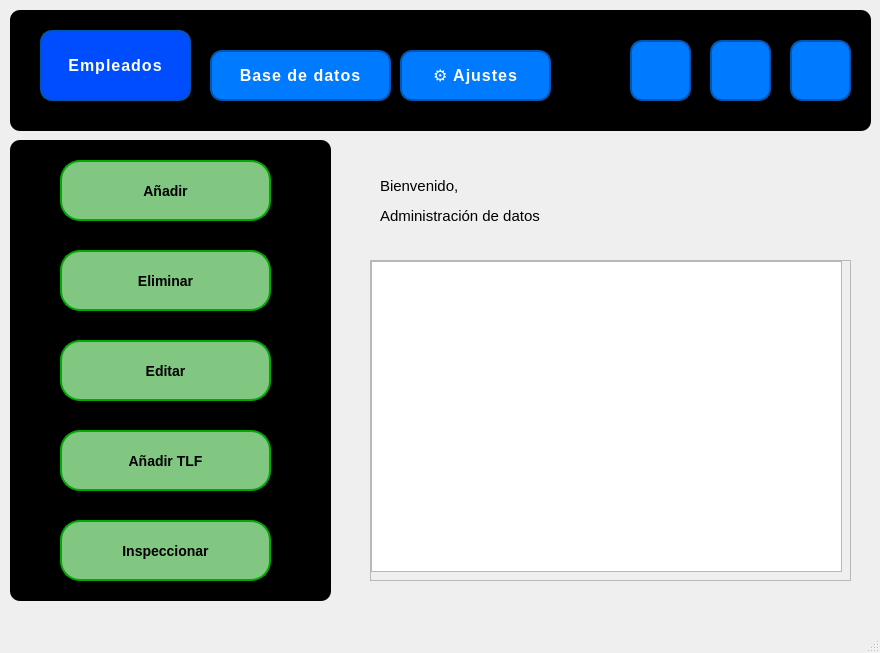
This is main.ui in julinavas14/trabajo_programacion_sql as Qt 5 draws it before an edit. The edited form follows.
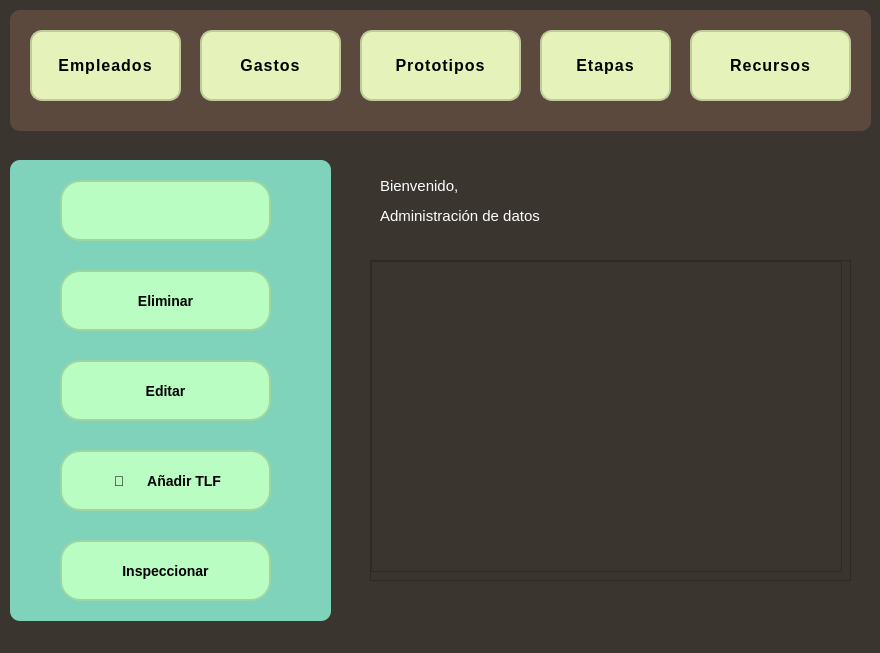
This is the edited form. Icons and pictures are not drawn.

Commit message: agrego carpeta de imagenes

What changed in the file:
```diff
--- a/main.ui
+++ b/main.ui
@@ -14,7 +14,7 @@
    <string>MainWindow</string>
   </property>
   <property name="styleSheet">
-   <string notr="true"/>
+   <string notr="true">background-color: rgb(58, 53, 47);</string>
   </property>
   <property name="labelUsuario" stdset="0">
    <string/>
@@ -37,7 +37,8 @@
     </property>
     <property name="styleSheet">
      <string notr="true">font: 15px;
-font-family: 'Open Sans', Arial, sans-serif;</string>
+font-family: 'Open Sans', Arial, sans-serif;
+color: white</string>
     </property>
     <property name="text">
      <string>Administración de datos</string>
@@ -54,14 +55,13 @@
     </property>
     <property name="styleSheet">
      <string notr="true">QFrame{
-background-color: rgb(0, 0, 0);
+background-color: rgb(92, 73, 61);
 border-radius: 10px;
 }
 
 QPushButton {
-    background-color: #007BFF;
-    color: white;
-    border: 2px solid #0056b3;
+    background-color: #e5f3ba;
+    border: 2px solid rgb(192, 203, 155);
     border-radius: 12px;
     padding: 12px 20px;
     font-family: 'Open Sans', Arial, sans-serif;
@@ -91,112 +91,81 @@
     <widget class="QPushButton" name="pushButton">
      <property name="geometry">
       <rect>
-       <x>30</x>
+       <x>20</x>
        <y>20</y>
        <width>151</width>
        <height>71</height>
       </rect>
      </property>
      <property name="styleSheet">
-      <string notr="true">background-color: rgb(0, 76, 255);</string>
+      <string notr="true"/>
      </property>
      <property name="text">
       <string>Empleados</string>
      </property>
     </widget>
-    <widget class="QPushButton" name="pushButton_2">
-     <property name="geometry">
-      <rect>
-       <x>780</x>
-       <y>30</y>
-       <width>61</width>
-       <height>61</height>
-      </rect>
-     </property>
-     <property name="text">
-      <string/>
-     </property>
-     <property name="icon">
-      <iconset>
-       <normaloff>../Downloads/icone-x-noir.png</normaloff>../Downloads/icone-x-noir.png</iconset>
-     </property>
-     <property name="iconSize">
-      <size>
-       <width>100</width>
-       <height>40</height>
-      </size>
-     </property>
-    </widget>
-    <widget class="QPushButton" name="pushButton_3">
-     <property name="geometry">
-      <rect>
-       <x>700</x>
-       <y>30</y>
-       <width>61</width>
-       <height>61</height>
-      </rect>
-     </property>
-     <property name="text">
-      <string/>
-     </property>
-     <property name="icon">
-      <iconset>
-       <normaloff>../Downloads/159699.png</normaloff>../Downloads/159699.png</iconset>
-     </property>
-     <property name="iconSize">
-      <size>
-       <width>100</width>
-       <height>50</height>
-      </size>
-     </property>
-    </widget>
-    <widget class="QPushButton" name="pushButton_4">
-     <property name="geometry">
-      <rect>
-       <x>620</x>
-       <y>30</y>
-       <width>61</width>
-       <height>61</height>
-      </rect>
-     </property>
-     <property name="text">
-      <string/>
-     </property>
-     <property name="icon">
-      <iconset>
-       <normaloff>../Downloads/icone-trait-noir.png</normaloff>../Downloads/icone-trait-noir.png</iconset>
-     </property>
-     <property name="iconSize">
-      <size>
-       <width>100</width>
-       <height>50</height>
-      </size>
-     </property>
-    </widget>
     <widget class="QPushButton" name="addbasededatos">
      <property name="geometry">
       <rect>
-       <x>200</x>
-       <y>40</y>
-       <width>181</width>
-       <height>51</height>
+       <x>190</x>
+       <y>20</y>
+       <width>141</width>
+       <height>71</height>
       </rect>
      </property>
+     <property name="styleSheet">
+      <string notr="true"/>
+     </property>
      <property name="text">
-      <string>Base de datos</string>
+      <string>Gastos</string>
      </property>
     </widget>
     <widget class="QPushButton" name="addajustes">
      <property name="geometry">
       <rect>
-       <x>390</x>
-       <y>40</y>
-       <width>151</width>
-       <height>51</height>
+       <x>350</x>
+       <y>20</y>
+       <width>161</width>
+       <height>71</height>
       </rect>
      </property>
+     <property name="styleSheet">
+      <string notr="true"/>
+     </property>
      <property name="text">
-      <string>⚙️ Ajustes</string>
+      <string>Prototipos</string>
+     </property>
+    </widget>
+    <widget class="QPushButton" name="addbasededatos_3">
+     <property name="geometry">
+      <rect>
+       <x>530</x>
+       <y>20</y>
+       <width>131</width>
+       <height>71</height>
+      </rect>
+     </property>
+     <property name="styleSheet">
+      <string notr="true"/>
+     </property>
+     <property name="text">
+      <string>Etapas</string>
+     </property>
+    </widget>
+    <widget class="QPushButton" name="addbasededatos_4">
+     <property name="geometry">
+      <rect>
+       <x>680</x>
+       <y>20</y>
+       <width>161</width>
+       <height>71</height>
+      </rect>
+     </property>
+     <property name="styleSheet">
+      <string notr="true"/>
+     </property>
+     <property name="text">
+      <string>Recursos</string>
      </property>
     </widget>
    </widget>
@@ -211,7 +180,8 @@
     </property>
     <property name="styleSheet">
      <string notr="true">font: 15px;
-font-family: 'Open Sans', Arial, sans-serif;</string>
+font-family: 'Open Sans', Arial, sans-serif;
+color: white</string>
     </property>
     <property name="text">
      <string>Bienvenido,</string>
@@ -221,24 +191,24 @@
     <property name="geometry">
      <rect>
       <x>10</x>
-      <y>140</y>
+      <y>160</y>
       <width>321</width>
       <height>461</height>
      </rect>
     </property>
     <property name="styleSheet">
      <string notr="true">QFrame{
-background-color: rgb(0, 0, 0);
+background-color: #80d3bb;
 border-radius: 10px;
 }
 
 QPushButton {
-        background-color: rgb(129, 198, 129);
+        background-color: #bafdc2;
         font-family: &quot;Arial&quot;;
         font-size: 14px;
         font-weight: bold; 
 		border-radius: 20px;
-		 border: 2px solid rgb(0, 170, 0);
+		 border: 2px solid rgb(157, 213, 164);
 
 }
 
@@ -271,7 +241,17 @@
       <string notr="true"/>
      </property>
      <property name="text">
-      <string>Añadir</string>
+      <string/>
+     </property>
+     <property name="icon">
+      <iconset>
+       <normaloff>imagenes/agregar-usuario (1).png</normaloff>imagenes/agregar-usuario (1).png</iconset>
+     </property>
+     <property name="iconSize">
+      <size>
+       <width>50</width>
+       <height>50</height>
+      </size>
      </property>
     </widget>
     <widget class="QPushButton" name="btnDelete">
@@ -316,7 +296,7 @@
       </rect>
      </property>
      <property name="text">
-      <string>Añadir TLF</string>
+      <string> 📞      Añadir TLF</string>
      </property>
     </widget>
     <widget class="QPushButton" name="btninspect">
@@ -367,17 +347,6 @@
     </widget>
    </widget>
   </widget>
-  <widget class="QMenuBar" name="menubar">
-   <property name="geometry">
-    <rect>
-     <x>0</x>
-     <y>0</y>
-     <width>880</width>
-     <height>21</height>
-    </rect>
-   </property>
-  </widget>
-  <widget class="QStatusBar" name="statusbar"/>
  </widget>
  <resources/>
  <connections/>
```
Left out of the diff: 14 changed lines with no effect on the pictures.
